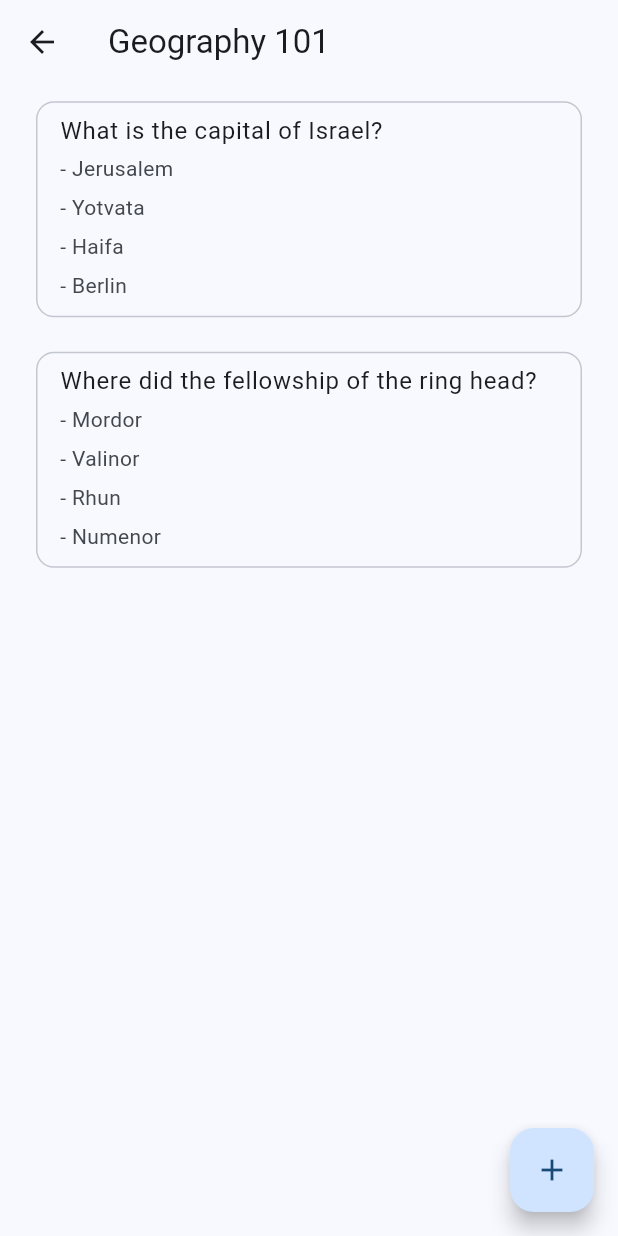
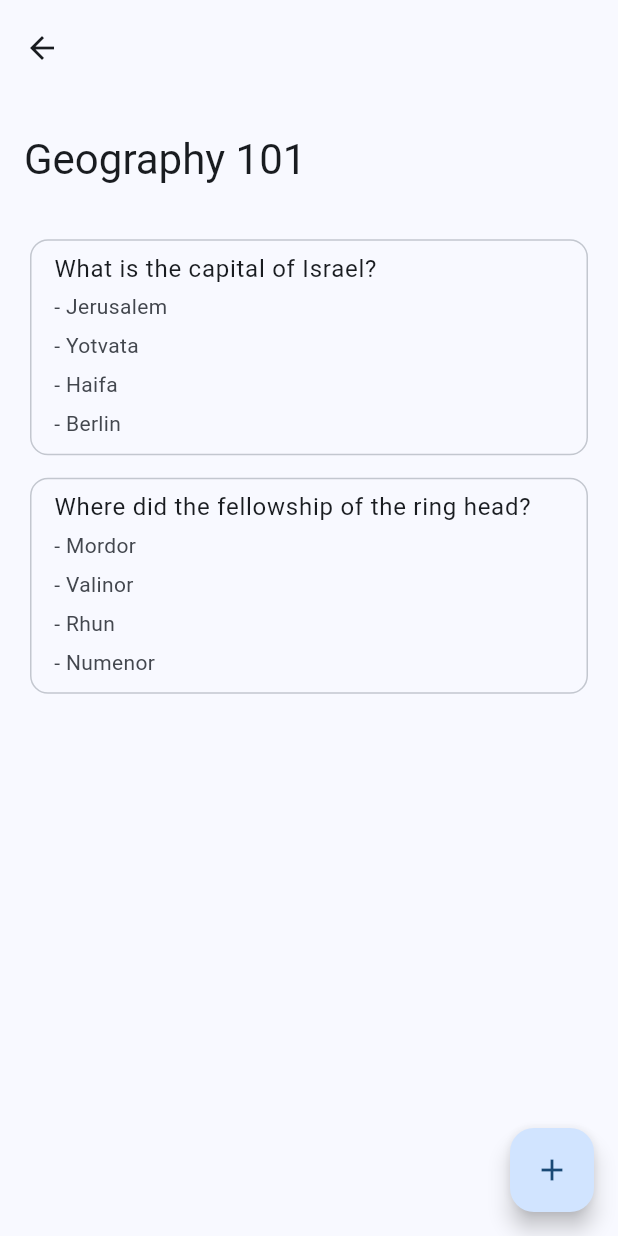
Before and after one commit to Shay-Kl/android-flutter-UnlockYour100, a Flutter app: the QuestionListContent screen opened directly, on a phone screen of 412 x 824 dp. Run offline on Flutter 3.47's test engine with Material 3 defaults, Android fonts, the phone set to English and light mode, and no system bars.

Commit message:
Changed question list app bar to be large

```diff
--- a/lib/content/question_list_content.dart
+++ b/lib/content/question_list_content.dart
@@ -1,5 +1,4 @@
 import 'package:flutter/material.dart';
-import 'dart:async';
 import 'question_editor_content.dart';
 import '../question.dart';
 
@@ -20,22 +19,25 @@ class _QuestionListContentState extends State<QuestionListContent> {
   @override
   Widget build(BuildContext context) {
     return Scaffold(
-      appBar: AppBar(
-        title: const Text('Geography 101'),
+      body: NestedScrollView(
+        headerSliverBuilder: (context, innerBoxIsScrolled) => [
+          const SliverAppBar.large(
+            title: Text('Geography 101'),
           ),
+        ],
         body: ListView.builder(
           itemCount: questions.length,
           itemBuilder: (context, index) {
-          return Padding(
-              padding:
-                  const EdgeInsets.symmetric(vertical: 7.5, horizontal: 20),
-              child: Card.outlined(
+            return Card.outlined(
+              margin: const EdgeInsets.symmetric(vertical: 7.5, horizontal: 20),
               child: InkWell(
                 borderRadius: BorderRadius.circular(10),
                 onTap: () => editQuestion(index),
                 child: QuestionCardContents(q: questions[index]),
-                  )));
+              ),
+            );
           },
+        ),
       ),
       floatingActionButton: FloatingActionButton(
         onPressed: createQuestion,
@@ -57,8 +59,6 @@ class _QuestionListContentState extends State<QuestionListContent> {
   }
 
   void editQuestion(int index) async {
-    await Future.delayed(const Duration(milliseconds: 150));
-
     final editedQuestion = await Navigator.push(
       context,
       MaterialPageRoute(
```
Lines whose indentation alone changed are shown as unchanged.
